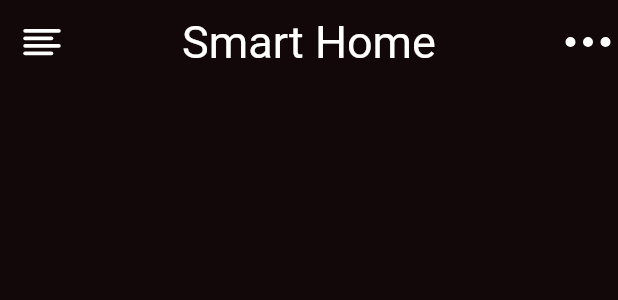
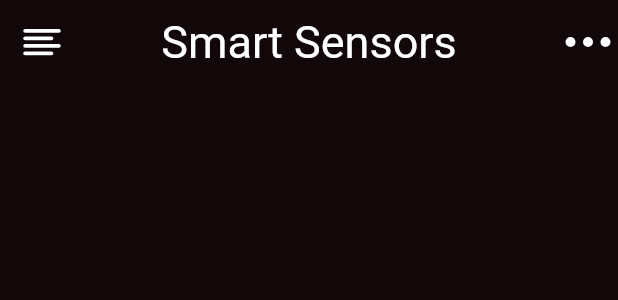
Before and after one commit to sonerxdev/SensorAppMVVM, a Flutter app: the AppBarWidget widget shown alone on an empty page, opened directly, on a phone screen of 412 x 824 dp. Shown: the top 300 px of the screen. Run offline on Flutter 3.47's test engine with Material 2 defaults, Android fonts, the phone set to English and light mode, and no system bars; our stand-ins replace dio, flutter_feather_icons, google_fonts, lottie, shared_preferences; accounts and stored records are empty; network calls fail; Roboto replaces fonts that are missing (Yantramanav).

Commit message:
screenshots changed.

```diff
--- a/lib/core/widgets/home_page_widgets.dart/appBar.dart
+++ b/lib/core/widgets/home_page_widgets.dart/appBar.dart
@@ -19,7 +19,7 @@ class AppBarWidget extends StatelessWidget implements PreferredSizeWidget {
         )
       ],
       title: Text(
-        'Smart Home',
+        'Smart Sensors',
         style: GoogleFonts.yantramanav(
           textStyle: TextStyle(
             fontSize: 30,
```
Also changed, not shown: assets/images/task1.png, assets/images/task2.png, assets/images/task3.png, assets/images/task4.png.
